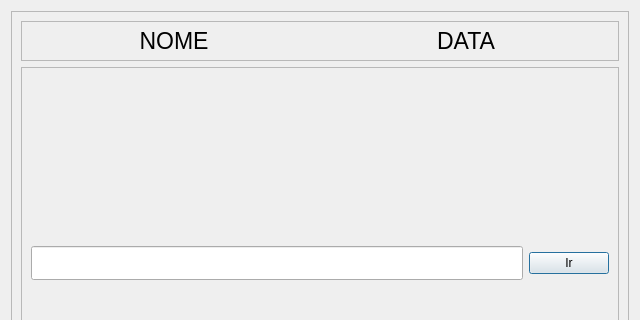
The window that agenda.ui (urnzz/programaQuinquenio) describes before a commit, drawn with Qt 5; both pictures show x 0 to 640 and y 0 to 320 of the 640 by 480 pixel window.
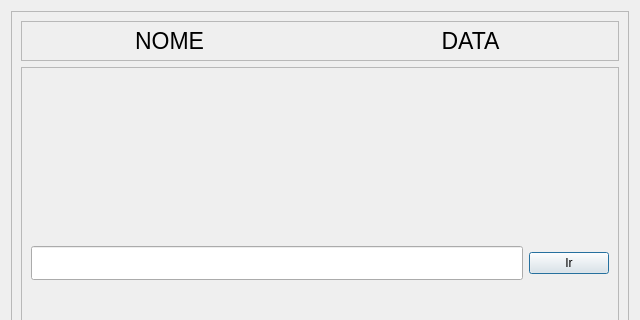
The same window after the commit.

What changed in the file:
```diff
--- a/agenda.ui
+++ b/agenda.ui
@@ -44,6 +44,18 @@
          <enum>QFrame::Raised</enum>
         </property>
         <layout class="QHBoxLayout" name="horizontalLayout">
+         <property name="leftMargin">
+          <number>0</number>
+         </property>
+         <property name="topMargin">
+          <number>0</number>
+         </property>
+         <property name="rightMargin">
+          <number>0</number>
+         </property>
+         <property name="bottomMargin">
+          <number>0</number>
+         </property>
          <item>
           <widget class="QLabel" name="nomeAgendaL">
            <property name="font">
```
